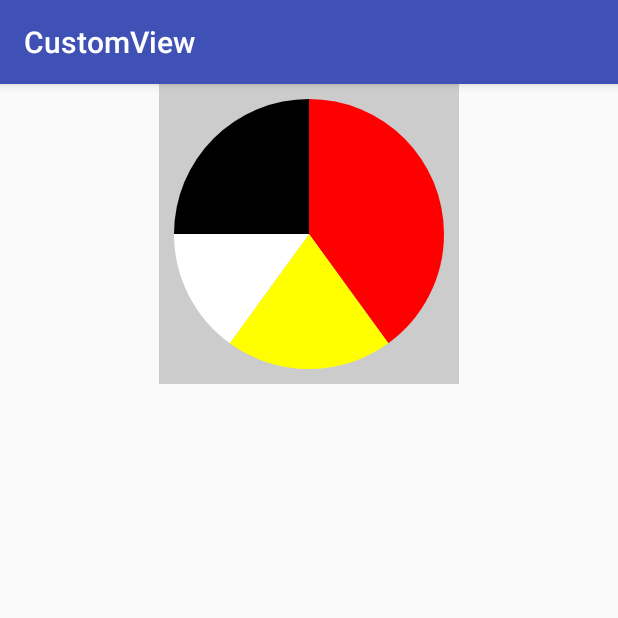
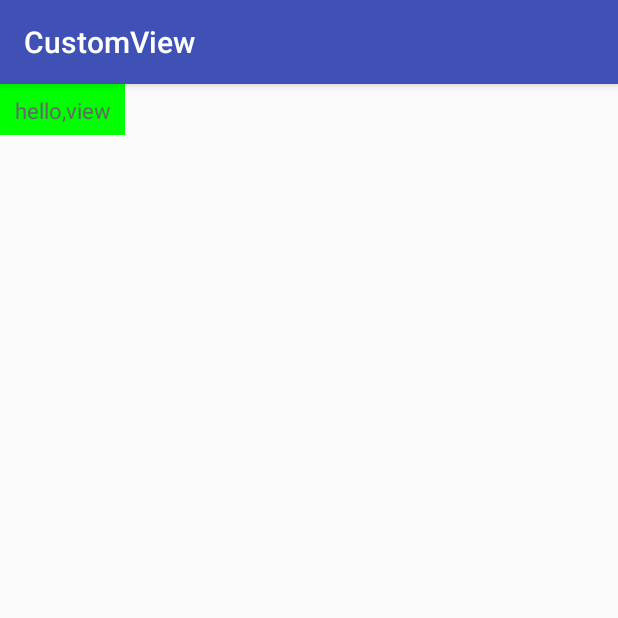
Before and after one commit to super-hu/TrainView, an Android app: the screen it shows after launch (MainActivity), on a phone screen of 412 x 824 dp, the top half of it. Run offline under Robolectric (Android 15) with nearby library versions, the phone set to English and light mode, and no system bars.

Commit message:
simple textview

```diff
--- /dev/null
+++ b/app/src/main/java/com/suphu/demo/model/MyTestView.java
@@ -0,0 +1,119 @@
+package com.suphu.demo.model;
+
+import android.content.Context;
+import android.content.res.TypedArray;
+import android.graphics.Canvas;
+import android.graphics.Color;
+import android.graphics.Paint;
+import android.graphics.Rect;
+import android.support.annotation.Nullable;
+import android.util.AttributeSet;
+import android.util.Log;
+import android.view.View;
+import android.widget.Toast;
+
+import com.suphu.demo.R;
+
+import java.util.Random;
+
+/**
+ * Created by huchao on 2017/8/7.
+ */
+
+public class MyTestView extends View implements View.OnClickListener{
+
+
+    private int textSize;
+
+    private String text;
+
+    private int textColor;
+
+    private Paint mPaint;
+
+    private Rect rect;
+
+    public MyTestView(Context context) {
+        this(context,null);
+    }
+
+    public MyTestView(Context context, @Nullable AttributeSet attrs) {
+        this(context, attrs,0);
+    }
+
+    public MyTestView(Context context, @Nullable AttributeSet attrs, int defStyleAttr) {
+        super(context, attrs, defStyleAttr);
+
+        TypedArray td=context.obtainStyledAttributes(attrs, R.styleable.MyTestView);
+        textSize= (int) td.getDimension(R.styleable.MyTestView_text_size,14);
+        text=td.getString(R.styleable.MyTestView_text_value);
+        textColor=td.getColor(R.styleable.MyTestView_text_color, Color.BLACK);
+        td.recycle();
+
+        mPaint=new Paint();
+
+        rect=new Rect();
+        mPaint.setTextSize(textSize);
+        mPaint.getTextBounds(text,0,text.length(),rect);
+
+        setOnClickListener(this);
+    }
+
+
+    @Override
+    protected void onDraw(Canvas canvas) {
+        mPaint.setColor(Color.GREEN);
+        canvas.drawRect(0,0,getWidth(),getHeight(),mPaint);
+
+        mPaint.setColor(textColor);
+        mPaint.setAntiAlias(true);
+
+        canvas.drawText(text,getWidth()/2-rect.width()/2,getHeight()/2+rect.height()/2,mPaint);
+
+    }
+
+
+    @Override
+    protected void onMeasure(int widthMeasureSpec, int heightMeasureSpec) {
+
+
+        int widthMode= MeasureSpec.getMode(widthMeasureSpec);
+        int widthSize=MeasureSpec.getSize(widthMeasureSpec);
+
+        int heightMode=MeasureSpec.getMode(heightMeasureSpec);
+        int heightSize=MeasureSpec.getSize(heightMeasureSpec);
+
+        int width=0;
+        int height=0;
+
+        if (widthMode==MeasureSpec.AT_MOST){
+            width=rect.width()+getPaddingLeft()+getPaddingRight();
+        }else{
+            width=widthSize;
+        }
+
+        if(heightMode==MeasureSpec.AT_MOST){
+            height=rect.height()+getPaddingTop()+getPaddingBottom();
+        }else{
+            height=heightSize;
+        }
+        Log.d("MyTestView","width:"+width);
+        setMeasuredDimension(width,height);
+
+    }
+
+
+    @Override
+    public void onClick(View view) {
+        Random random= new Random();
+
+
+//        Toast.makeText(getContext(),"click"+random.nextInt(),Toast.LENGTH_SHORT).show();
+
+
+        text=String.valueOf(Math.abs(random.nextInt()));
+        mPaint.getTextBounds(text,0,text.length(),rect);
+//        postInvalidate();
+        requestLayout();
+    }
+}
--- a/app/src/main/java/com/suphu/demo/ui/MainActivity.java
+++ b/app/src/main/java/com/suphu/demo/ui/MainActivity.java
@@ -12,20 +12,20 @@ import java.util.ArrayList;
 
 public class MainActivity extends AppCompatActivity {
 
-    private PieView pieView;
+//    private PieView pieView;
 
     @Override
     protected void onCreate(Bundle savedInstanceState) {
         super.onCreate(savedInstanceState);
         setContentView(R.layout.activity_main);
-        pieView= (PieView) findViewById(R.id.pie_view);
-
-        ArrayList<PieModel> lists=new ArrayList<>();
-        lists.add(new PieModel(1,"Java", Color.RED,40));
-        lists.add(new PieModel(2,"C", Color.YELLOW,20));
-        lists.add(new PieModel(3,"HTML/CSS", Color.WHITE,15));
-        lists.add(new PieModel(4,"Python", Color.BLACK,25));
-        pieView.setLists(270,lists);
+//        pieView= (PieView) findViewById(R.id.pie_view);
+//
+//        ArrayList<PieModel> lists=new ArrayList<>();
+//        lists.add(new PieModel(1,"Java", Color.RED,40));
+//        lists.add(new PieModel(2,"C", Color.YELLOW,20));
+//        lists.add(new PieModel(3,"HTML/CSS", Color.WHITE,15));
+//        lists.add(new PieModel(4,"Python", Color.BLACK,25));
+//        pieView.setLists(270,lists);
 
     }
 }
--- a/app/src/main/res/layout/activity_main.xml
+++ b/app/src/main/res/layout/activity_main.xml
@@ -1,18 +1,30 @@
 <?xml version="1.0" encoding="utf-8"?>
 <LinearLayout xmlns:android="http://schemas.android.com/apk/res/android"
     xmlns:tools="http://schemas.android.com/tools"
+    xmlns:app="http://schemas.android.com/apk/res-auto"
     android:id="@+id/activity_main"
     android:orientation="vertical"
     android:layout_width="match_parent"
     android:layout_height="match_parent">
 
-   <com.suphu.demo.widget.PieView
-       android:id="@+id/pie_view"
-       android:layout_width="200dp"
-       android:layout_height="200dp"
+   <!--<com.suphu.demo.widget.PieView-->
+       <!--android:id="@+id/pie_view"-->
+       <!--android:layout_width="200dp"-->
+       <!--android:layout_height="200dp"-->
+       <!--android:padding="10dp"-->
+       <!--android:background="#ccc"-->
+       <!--android:layout_gravity="center"/>-->
+
+
+   <com.suphu.demo.model.MyTestView
+       android:layout_width="wrap_content"
+       android:layout_height="wrap_content"
+       app:text_value="hello,view"
+       app:text_size="15sp"
+       app:text_color="#666"
+
        android:padding="10dp"
-       android:background="#ccc"
-       android:layout_gravity="center"/>
+       />
 
 
 </LinearLayout>
```
Also changed, not shown: app/build.gradle (+6 -5 lines), app/src/main/java/com/suphu/demo/MyViewListAdapter.java (added, +32 -0 lines), app/src/main/java/com/suphu/demo/ui/MyViewListActivity.java (added, +34 -0 lines), app/src/main/res/layout/activity_view_list.xml (added, +12 -0 lines), app/src/main/res/values/attrs.xml (added, +13 -0 lines), 1 other file.
